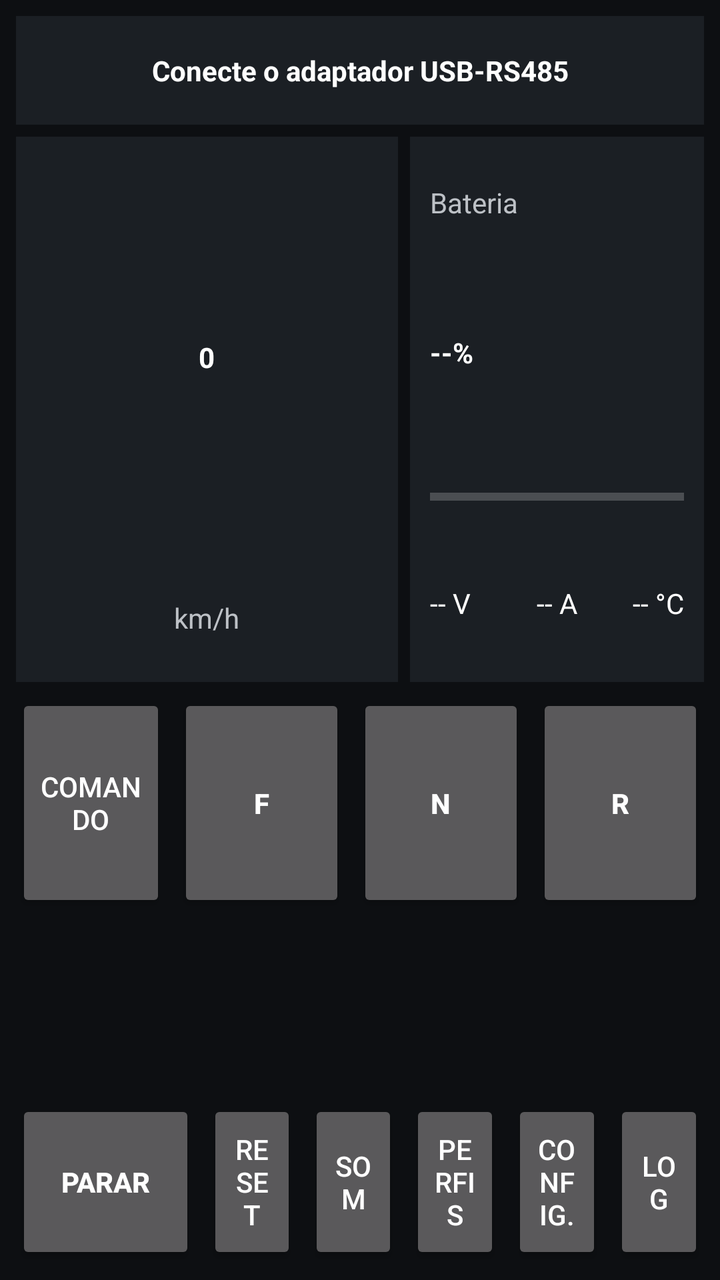
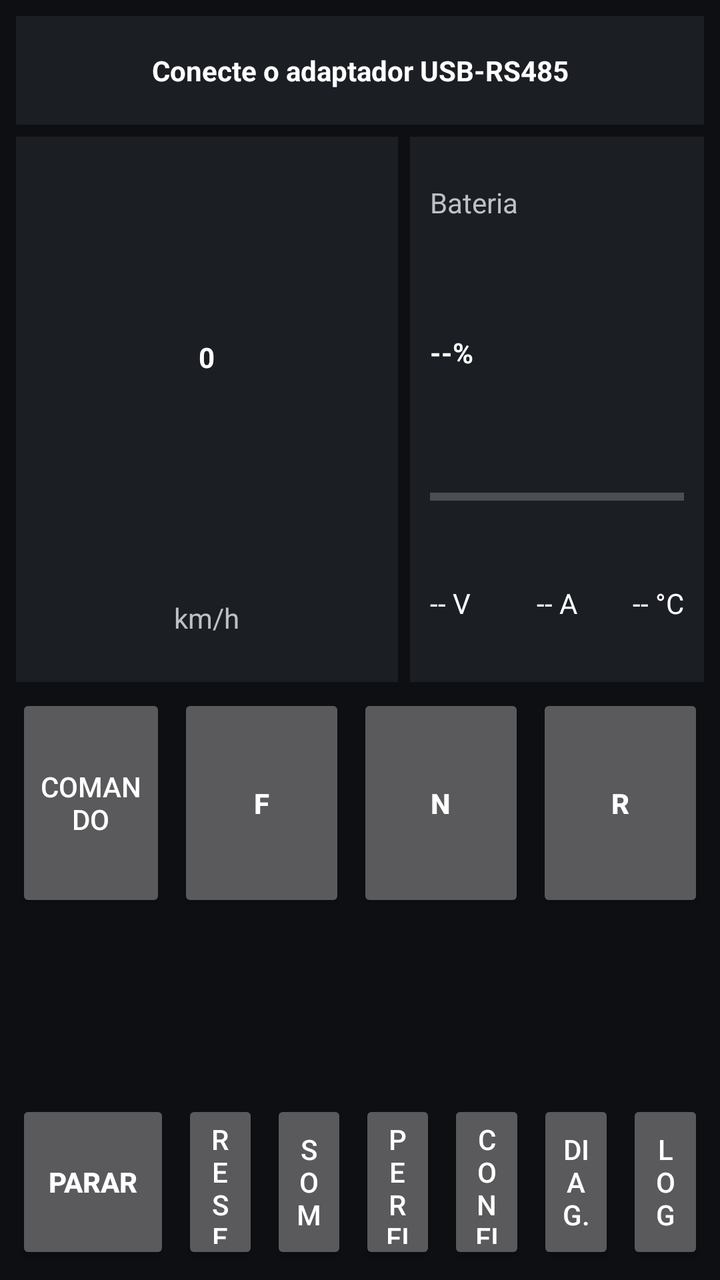

Two renders of the same Android screen: before a commit and after it. Below are the layout's source before the change and the commit's diff.
<!-- AndroidManifest.xml: application theme android:Theme.Material.NoActionBar.Fullscreen -->
<!-- res/layout/activity_main.xml -->
<?xml version="1.0" encoding="utf-8"?>
<LinearLayout xmlns:android="http://schemas.android.com/apk/res/android"
    android:layout_width="match_parent"
    android:layout_height="match_parent"
    android:background="#0D0F12"
    android:orientation="vertical"
    android:padding="8dp">

    <TextView
        android:id="@+id/status"
        android:layout_width="match_parent"
        android:layout_height="0dp"
        android:layout_weight="0.8"
        android:background="#1B1F24"
        android:gravity="center"
        android:maxLines="1"
        android:paddingStart="8dp"
        android:paddingEnd="8dp"
        android:text="Conecte o adaptador USB-RS485"
        android:textColor="#FFFFFF"
        android:textStyle="bold" />

    <LinearLayout
        android:layout_width="match_parent"
        android:layout_height="0dp"
        android:layout_marginTop="6dp"
        android:layout_weight="4"
        android:orientation="horizontal">

        
        <LinearLayout
            android:layout_width="0dp"
            android:layout_height="match_parent"
            android:layout_weight="1.3"
            android:background="#1B1F24"
            android:orientation="vertical"
            android:padding="6dp">

            <TextView
                android:id="@+id/vel"
                android:layout_width="match_parent"
                android:layout_height="0dp"
                android:layout_weight="4"
                android:gravity="center"
                android:maxLines="1"
                android:text="0"
                android:textColor="#FFFFFF"
                android:textStyle="bold" />

            <TextView
                android:id="@+id/unid"
                android:layout_width="match_parent"
                android:layout_height="0dp"
                android:layout_weight="1"
                android:gravity="center"
                android:maxLines="1"
                android:text="km/h"
                android:textColor="#BDC1C6" />
        </LinearLayout>

        
        <LinearLayout
            android:layout_width="0dp"
            android:layout_height="match_parent"
            android:layout_marginStart="6dp"
            android:layout_weight="1"
            android:background="#1B1F24"
            android:orientation="vertical"
            android:padding="10dp">

            <TextView
                android:id="@+id/batTitulo"
                android:layout_width="match_parent"
                android:layout_height="0dp"
                android:layout_weight="0.8"
                android:gravity="center_vertical"
                android:maxLines="1"
                android:text="Bateria"
                android:textColor="#BDC1C6" />

            <TextView
                android:id="@+id/batPct"
                android:layout_width="match_parent"
                android:layout_height="0dp"
                android:layout_weight="1.8"
                android:gravity="center_vertical"
                android:maxLines="1"
                android:text="--%"
                android:textColor="#FFFFFF"
                android:textStyle="bold" />

            <ProgressBar
                android:id="@+id/batBar"
                style="?android:attr/progressBarStyleHorizontal"
                android:layout_width="match_parent"
                android:layout_height="0dp"
                android:layout_weight="0.7"
                android:max="100"
                android:progress="0" />

            <LinearLayout
                android:layout_width="match_parent"
                android:layout_height="0dp"
                android:layout_marginTop="4dp"
                android:layout_weight="1"
                android:orientation="horizontal">

                <TextView
                    android:id="@+id/vbat"
                    android:layout_width="0dp"
                    android:layout_height="match_parent"
                    android:layout_weight="1"
                    android:gravity="center_vertical"
                    android:maxLines="1"
                    android:text="-- V"
                    android:textColor="#FFFFFF" />

                <TextView
                    android:id="@+id/corr"
                    android:layout_width="0dp"
                    android:layout_height="match_parent"
                    android:layout_weight="1"
                    android:gravity="center"
                    android:maxLines="1"
                    android:text="-- A"
                    android:textColor="#FFFFFF" />

                <TextView
                    android:id="@+id/temp"
                    android:layout_width="0dp"
                    android:layout_height="match_parent"
                    android:layout_weight="1"
                    android:gravity="center_vertical|end"
                    android:maxLines="1"
                    android:text="-- °C"
                    android:textColor="#FFFFFF" />
            </LinearLayout>
        </LinearLayout>
    </LinearLayout>

    
    <LinearLayout
        android:layout_width="match_parent"
        android:layout_height="0dp"
        android:layout_marginTop="6dp"
        android:layout_weight="1.6"
        android:orientation="horizontal">

        <Button android:id="@+id/cmd" android:layout_width="0dp" android:layout_height="match_parent"
            android:layout_marginEnd="6dp" android:layout_weight="0.9" android:text="Comando" />
        <Button android:id="@+id/bF" android:layout_width="0dp" android:layout_height="match_parent"
            android:layout_weight="1" android:text="F" android:textStyle="bold" />
        <Button android:id="@+id/bN" android:layout_width="0dp" android:layout_height="match_parent"
            android:layout_marginStart="6dp" android:layout_weight="1" android:text="N"
            android:textStyle="bold" />
        <Button android:id="@+id/bR" android:layout_width="0dp" android:layout_height="match_parent"
            android:layout_marginStart="6dp" android:layout_weight="1" android:text="R"
            android:textStyle="bold" />
    </LinearLayout>

    
    <LinearLayout
        android:id="@+id/modos"
        android:layout_width="match_parent"
        android:layout_height="0dp"
        android:layout_marginTop="6dp"
        android:layout_weight="1.2"
        android:orientation="horizontal" />

    
    <LinearLayout
        android:layout_width="match_parent"
        android:layout_height="0dp"
        android:layout_marginTop="6dp"
        android:layout_weight="1.2"
        android:orientation="horizontal">

        <Button android:id="@+id/parar" android:layout_width="0dp" android:layout_height="match_parent"
            android:layout_weight="2" android:text="PARAR" android:textStyle="bold" />
        <Button android:id="@+id/reset" android:layout_width="0dp" android:layout_height="match_parent"
            android:layout_marginStart="6dp" android:layout_weight="1" android:text="Reset" />
        <Button android:id="@+id/som" android:layout_width="0dp" android:layout_height="match_parent"
            android:layout_marginStart="6dp" android:layout_weight="1" android:text="Som" />
        <Button android:id="@+id/perfis" android:layout_width="0dp" android:layout_height="match_parent"
            android:layout_marginStart="6dp" android:layout_weight="1" android:text="Perfis" />
        <Button android:id="@+id/config" android:layout_width="0dp" android:layout_height="match_parent"
            android:layout_marginStart="6dp" android:layout_weight="1" android:text="Config." />
        <Button android:id="@+id/log" android:layout_width="0dp" android:layout_height="match_parent"
            android:layout_marginStart="6dp" android:layout_weight="1" android:text="Log" />
    </LinearLayout>
</LinearLayout>
<!-- resources referenced by this layout -->
<resources>

</resources>

<!-- the commit's change to res/layout/activity_main.xml (unified diff, before → after) -->
@@ -185,6 +185,8 @@
             android:layout_marginStart="6dp" android:layout_weight="1" android:text="Perfis" />
         <Button android:id="@+id/config" android:layout_width="0dp" android:layout_height="match_parent"
             android:layout_marginStart="6dp" android:layout_weight="1" android:text="Config." />
+        <Button android:id="@+id/diag" android:layout_width="0dp" android:layout_height="match_parent"
+            android:layout_marginStart="6dp" android:layout_weight="1" android:text="Diag." />
         <Button android:id="@+id/log" android:layout_width="0dp" android:layout_height="match_parent"
             android:layout_marginStart="6dp" android:layout_weight="1" android:text="Log" />
     </LinearLayout>
